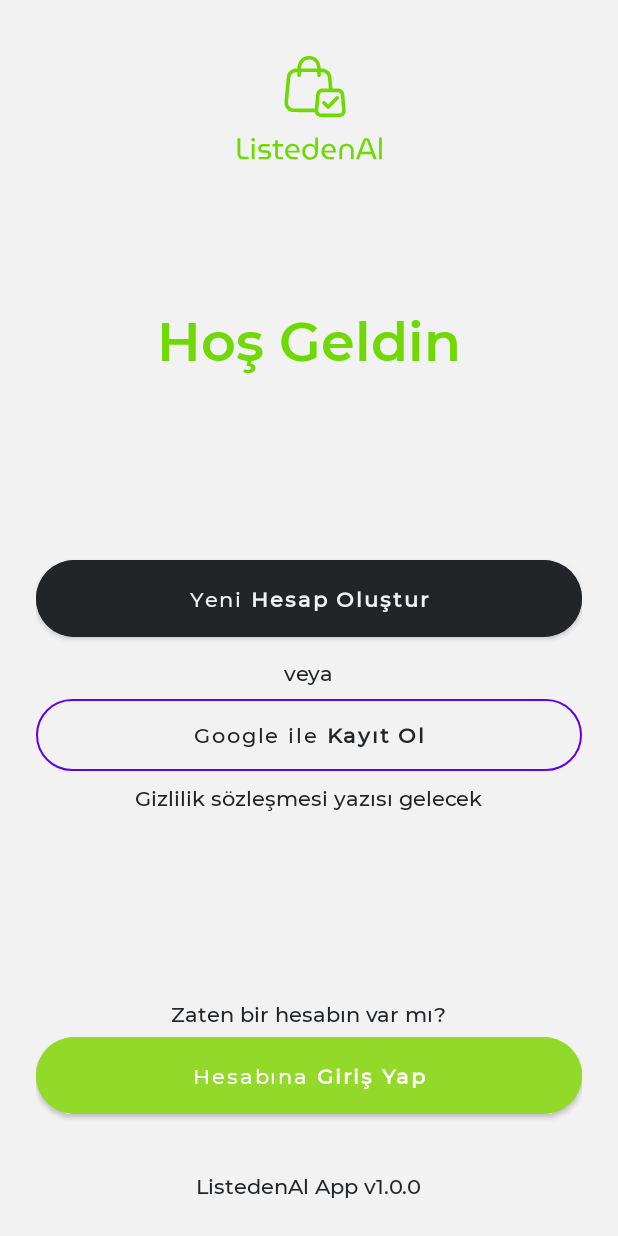
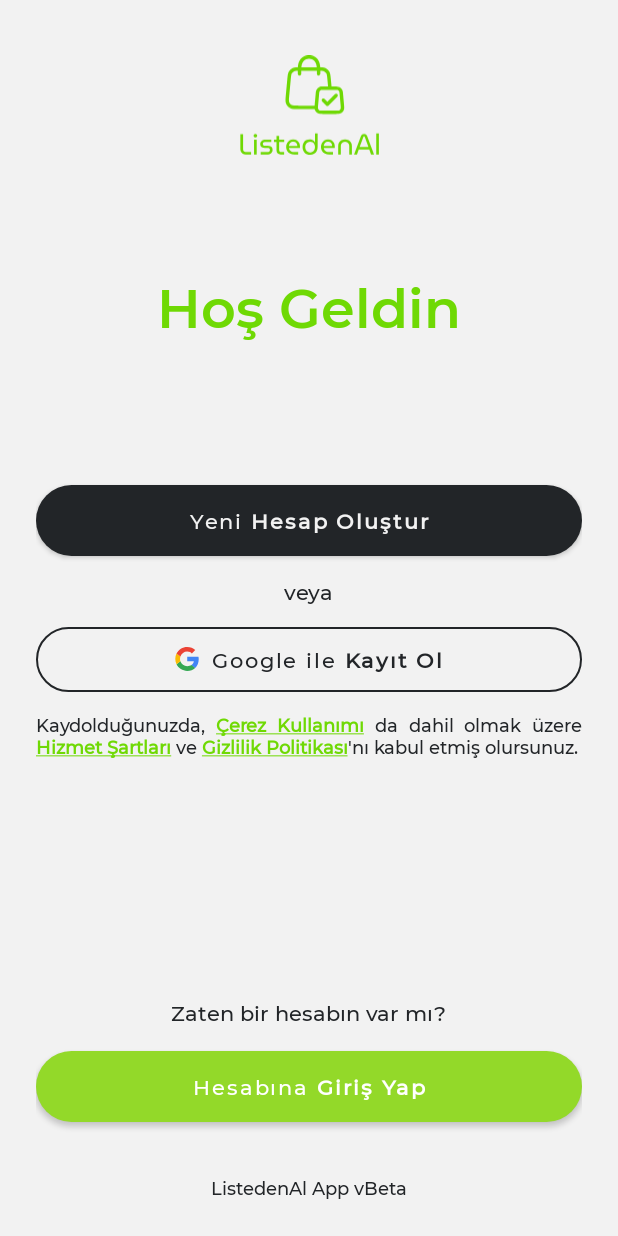
Before and after one commit to zahidayturan/listeden-al-shopping-list-app, an Android app: the screen it shows after launch (MainActivity), on a phone screen of 412 x 824 dp. Run offline under Robolectric (Android 15) with nearby library versions, the phone set to English and light mode, and no system bars.

Commit message:
@m/ui - welcome fragment  edits

```diff
--- a/mobile/ListedenAlApp/app/src/main/java/com/example/listedenalapp/WelcomeFragment.kt
+++ b/mobile/ListedenAlApp/app/src/main/java/com/example/listedenalapp/WelcomeFragment.kt
@@ -1,9 +1,18 @@
 package com.example.listedenalapp
 
+import android.graphics.Typeface
 import android.os.Bundle
+import android.text.SpannableString
+import android.text.Spanned
+import android.text.TextPaint
+import android.text.method.LinkMovementMethod
+import android.text.style.ClickableSpan
+import android.text.style.StyleSpan
 import android.view.LayoutInflater
 import android.view.View
 import android.view.ViewGroup
+import android.widget.Toast
+import androidx.core.content.ContextCompat
 import androidx.fragment.app.Fragment
 import com.example.listedenalapp.databinding.FragmentWelcomeBinding
 import com.google.android.material.bottomnavigation.BottomNavigationView
@@ -24,7 +33,9 @@ class WelcomeFragment : Fragment() {
     override fun onViewCreated(view: View, savedInstanceState: Bundle?) {
         super.onViewCreated(view, savedInstanceState)
 
-        (activity as MainActivity).findViewById<BottomNavigationView>(R.id.bottom_navigation)?.visibility = View.GONE
+        (activity as? MainActivity)?.findViewById<BottomNavigationView>(R.id.bottom_navigation)?.visibility = View.GONE
+
+        setupPrivacyPolicyText()
 
         binding.buttonRegister.setOnClickListener {
             // Kayıt sayfasına git
@@ -35,12 +46,53 @@ class WelcomeFragment : Fragment() {
             // Giriş sayfasına git
             (activity as? MainActivity)?.loadFragment(LoginFragment())
         }
+    }
 
+    private fun setupPrivacyPolicyText() {
+        val fullText = getString(R.string.privacy_policy_text)
+        val spannableString = SpannableString(fullText)
+        val greenColor = ContextCompat.getColor(requireContext(), R.color.green_700)
+
+        val cookiePolicyText = "Çerez Kullanımı"
+        val termsOfServiceText = "Hizmet Şartları"
+        val privacyPolicyText = "Gizlilik Politikası"
+
+        setClickableSpan(spannableString, fullText, cookiePolicyText, greenColor)
+        setClickableSpan(spannableString, fullText, termsOfServiceText, greenColor)
+        setClickableSpan(spannableString, fullText, privacyPolicyText, greenColor)
+
+        binding.privacyPolicyTextView.text = spannableString
+        binding.privacyPolicyTextView.movementMethod = LinkMovementMethod.getInstance()
+    }
+
+    private fun setClickableSpan(
+        spannableString: SpannableString,
+        fullText: String,
+        targetText: String,
+        color: Int
+    ) {
+        val start = fullText.indexOf(targetText)
+        val end = start + targetText.length
+
+        val clickableSpan = object : ClickableSpan() {
+            override fun onClick(widget: View) {
+                Toast.makeText(requireContext(), "$targetText tıklandı!", Toast.LENGTH_SHORT).show()
+            }
+
+            override fun updateDrawState(ds: TextPaint) {
+                super.updateDrawState(ds)
+                ds.isUnderlineText = true
+                ds.color = color
+            }
+        }
+
+        spannableString.setSpan(clickableSpan, start, end, Spanned.SPAN_EXCLUSIVE_EXCLUSIVE)
+        spannableString.setSpan(StyleSpan(Typeface.BOLD), start, end, Spanned.SPAN_EXCLUSIVE_EXCLUSIVE)
     }
 
     override fun onPause() {
         super.onPause()
-        (activity as MainActivity).findViewById<BottomNavigationView>(R.id.bottom_navigation)?.visibility = View.VISIBLE
+        (activity as? MainActivity)?.findViewById<BottomNavigationView>(R.id.bottom_navigation)?.visibility = View.VISIBLE
     }
 
     override fun onDestroyView() {
--- a/mobile/ListedenAlApp/app/src/main/res/drawable/button_transparent_stroke.xml
+++ /dev/null
@@ -1,13 +0,0 @@
-<?xml version="1.0" encoding="utf-8"?>
-<shape xmlns:android="http://schemas.android.com/apk/res/android"
-    android:shape="rectangle">
-
-    <solid android:color="@android:color/transparent" />
-
-    <stroke
-        android:width="1dp"
-        android:color="@color/black_700" />
-
-    <corners android:radius="30dp" />
-
-</shape>
--- /dev/null
+++ b/mobile/ListedenAlApp/app/src/main/res/drawable/ic_google.xml
@@ -0,0 +1,7 @@
+<vector android:height="400dp" android:viewportHeight="262"
+    android:viewportWidth="262" android:width="400dp" xmlns:android="http://schemas.android.com/apk/res/android">
+    <path android:fillColor="#4285F4" android:pathData="M258.88,133.45c0,-10.73 -0.87,-18.57 -2.76,-26.69L133.55,106.76v48.45h71.95c-1.45,12.04 -9.28,30.17 -26.69,42.36l-0.24,1.62 38.76,30.02 2.68,0.27c24.66,-22.77 38.88,-56.28 38.88,-96.03"/>
+    <path android:fillColor="#34A853" android:pathData="M133.55,261.1c35.25,0 64.84,-11.6 86.45,-31.62l-41.2,-31.91c-11.02,7.69 -25.82,13.06 -45.26,13.06 -34.52,0 -63.82,-22.77 -74.27,-54.25l-1.53,0.13 -40.3,31.19 -0.53,1.47C38.39,231.8 82.49,261.1 133.55,261.1"/>
+    <path android:fillColor="#FBBC05" android:pathData="M59.28,156.37c-2.76,-8.12 -4.35,-16.83 -4.35,-25.82 0,-8.99 1.6,-17.7 4.21,-25.82l-0.07,-1.73L18.26,71.31l-1.34,0.63C8.08,89.64 3,109.52 3,130.55s5.08,40.9 13.93,58.6l42.36,-32.78"/>
+    <path android:fillColor="#EB4335" android:pathData="M133.55,50.48c24.51,0 41.05,10.59 50.48,19.44l36.84,-35.97C198.24,12.91 168.8,0 133.55,0 82.49,0 38.39,29.3 16.92,71.95l42.21,32.78c10.59,-31.48 39.89,-54.25 74.41,-54.25"/>
+</vector>
--- a/mobile/ListedenAlApp/app/src/main/res/layout/fragment_welcome.xml
+++ b/mobile/ListedenAlApp/app/src/main/res/layout/fragment_welcome.xml
@@ -1,13 +1,21 @@
 <?xml version="1.0" encoding="utf-8"?>
-<LinearLayout xmlns:android="http://schemas.android.com/apk/res/android"
+<androidx.constraintlayout.widget.ConstraintLayout xmlns:android="http://schemas.android.com/apk/res/android"
     xmlns:app="http://schemas.android.com/apk/res-auto"
     xmlns:tools="http://schemas.android.com/tools"
-    tools:context=".WelcomeFragment"
     android:layout_width="match_parent"
     android:layout_height="match_parent"
+    tools:context=".WelcomeFragment">
+
+    <LinearLayout
+        android:layout_width="0dp"
+        android:layout_height="match_parent"
         android:orientation="vertical"
-    android:gravity="center"
-    android:padding="24dp">
+        android:padding="24dp"
+        app:layout_constraintWidth_max="600dp"
+        app:layout_constraintEnd_toEndOf="parent"
+        app:layout_constraintStart_toStartOf="parent"
+        app:layout_constraintTop_toTopOf="parent"
+        app:layout_constraintBottom_toBottomOf="parent">
 
         <androidx.constraintlayout.widget.ConstraintLayout
             android:layout_width="match_parent"
@@ -15,20 +23,18 @@
             android:layout_weight="1">
 
             <ImageView
-            android:layout_width="100dp"
-            android:layout_height="100dp"
-            android:layout_centerInParent="true"
+                android:layout_width="96dp"
+                android:layout_height="96dp"
                 android:src="@drawable/listeden_al_logo"
-            android:contentDescription="Uygulama Logosu"
+                android:contentDescription="@string/app_image"
                 app:layout_constraintTop_toTopOf="parent"
                 app:layout_constraintStart_toStartOf="parent"
-            app:layout_constraintEnd_toEndOf="parent"/>
-
+                app:layout_constraintEnd_toEndOf="parent" />
 
             <TextView
                 android:layout_width="wrap_content"
                 android:layout_height="wrap_content"
-            android:layout_marginBottom="32dp"
+                android:layout_marginBottom="54dp"
                 android:fontFamily="@font/montserrat_semi_bold"
                 android:text="@string/welcome"
                 android:textColor="@color/green_700"
@@ -43,17 +49,17 @@
             android:layout_height="0dp"
             android:layout_weight="1"
             android:orientation="vertical"
-        android:gravity="bottom|center_horizontal">
+            android:gravity="center|center_horizontal">
 
-        <Button
+            <com.google.android.material.button.MaterialButton
                 android:id="@+id/buttonRegister"
                 android:layout_width="match_parent"
                 android:layout_height="wrap_content"
                 android:text="@string/register_button_text"
                 android:textColor="#F2F2F2"
-            android:backgroundTint="@color/black_700"
+                app:backgroundTint="@color/black_700"
                 android:textAllCaps="false"
-            android:paddingVertical="16dp"
+                android:paddingVertical="14dp"
                 app:cornerRadius="30dp" />
 
             <TextView
@@ -62,20 +68,34 @@
                 android:layout_marginVertical="8dp"
                 android:text="@string/or"/>
 
-        <Button
+            <com.google.android.material.button.MaterialButton
                 android:id="@+id/buttonGoggleRegister"
                 android:layout_width="match_parent"
                 android:layout_height="wrap_content"
+                android:backgroundTint="@android:color/transparent"
                 android:text="@string/register_google_button_text"
                 android:textAllCaps="false"
                 android:textColor="@color/black_700"
-            android:background="@drawable/button_transparent_stroke"/>
+                android:paddingVertical="12dp"
+                app:cornerRadius="30dp"
+                app:icon="@drawable/ic_google"
+                app:iconGravity="textStart"
+                app:iconSize="16dp"
+                app:iconTintMode="multiply"
+                app:strokeColor="@color/black_700"
+                app:strokeWidth="1dp"
+                app:elevation="0dp"
+                android:stateListAnimator="@null" />
 
             <TextView
+                android:id="@+id/privacyPolicyTextView"
                 android:layout_width="wrap_content"
                 android:layout_height="wrap_content"
                 android:layout_marginTop="8dp"
-            android:text="Gizlilik sözleşmesi yazısı gelecek"/>
+                android:text="@string/privacy_policy_text"
+                android:textAlignment="viewStart"
+                android:justificationMode="inter_word"
+                android:textSize="12sp" />
         </LinearLayout>
 
         <LinearLayout
@@ -90,20 +110,23 @@
                 android:layout_height="wrap_content"
                 android:text="@string/already_have_account"/>
 
-        <Button
+            <com.google.android.material.button.MaterialButton
                 android:id="@+id/buttonLogin"
                 android:layout_width="match_parent"
                 android:layout_height="wrap_content"
-            android:backgroundTint="@color/green_500"
-            android:paddingVertical="16dp"
+                app:backgroundTint="@color/green_500"
+                android:paddingVertical="14dp"
                 android:text="@string/login_button_text"
                 android:textAllCaps="false"
+                android:layout_marginBottom="30dp"
+                android:layout_marginTop="10dp"
                 app:cornerRadius="30dp" />
 
             <TextView
                 android:layout_width="wrap_content"
                 android:layout_height="wrap_content"
-            android:paddingTop="32dp"
-            android:text="ListedenAl App v1.0.0" />
+                android:textSize="12sp"
+                android:text="ListedenAl App vBeta"/>
         </LinearLayout>
     </LinearLayout>
+</androidx.constraintlayout.widget.ConstraintLayout>
--- a/mobile/ListedenAlApp/app/src/main/res/values/strings.xml
+++ b/mobile/ListedenAlApp/app/src/main/res/values/strings.xml
@@ -4,6 +4,9 @@
     <string name="register_button_text">Yeni <b>Hesap Oluştur</b></string>
     <string name="or">veya</string>
     <string name="register_google_button_text">Google ile <b>Kayıt Ol</b></string>
+    <string name="privacy_policy_text">Kaydolduğunuzda, Çerez Kullanımı da dahil olmak üzere Hizmet Şartları ve Gizlilik Politikası\'nı kabul etmiş olursunuz.</string>
     <string name="already_have_account">Zaten bir hesabın var mı?</string>
     <string name="login_button_text">Hesabına <b>Giriş Yap</b></string>
+    <string name="app_image">App Image</string>
+
 </resources>
```
Also changed, not shown: 1 other file. Lines whose indentation alone changed are shown as unchanged.
